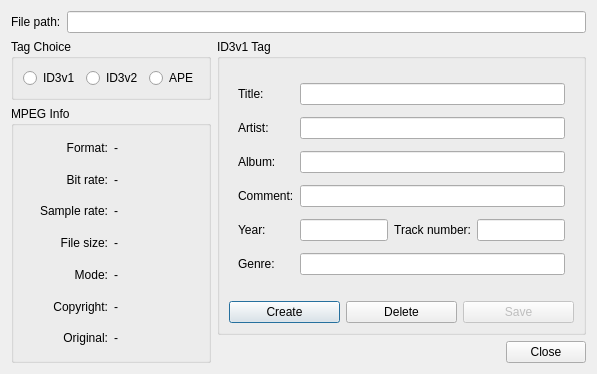
Old version of the form src/plugins/Input/mad/detailsdialog.ui in the repository ksv1986/qmmp-staging.
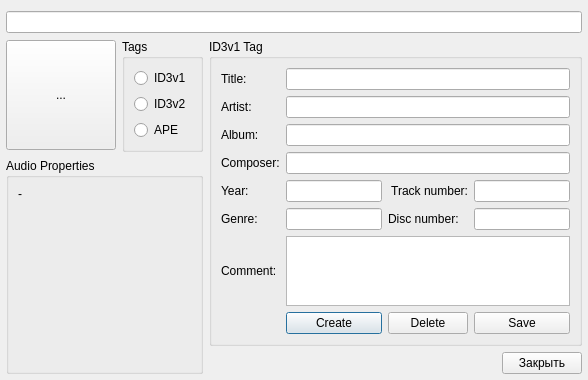
New version of the form. Icons and pictures are not drawn.

Commit message: mpeg plugin: changed detailes dialog

What changed in the file:
```diff
--- a/src/plugins/Input/mad/detailsdialog.ui
+++ b/src/plugins/Input/mad/detailsdialog.ui
@@ -6,55 +6,64 @@
    <rect>
     <x>0</x>
     <y>0</y>
-    <width>597</width>
-    <height>374</height>
+    <width>588</width>
+    <height>371</height>
    </rect>
   </property>
-  <property name="sizePolicy">
-   <sizepolicy hsizetype="Expanding" vsizetype="Preferred">
-    <horstretch>0</horstretch>
-    <verstretch>0</verstretch>
-   </sizepolicy>
-  </property>
   <property name="windowTitle">
    <string>Details</string>
   </property>
-  <layout class="QGridLayout">
-   <item row="0" column="0" colspan="3">
-    <layout class="QHBoxLayout">
-     <item>
-      <widget class="QLabel" name="label_28">
-       <property name="text">
-        <string>File path:</string>
-       </property>
-       <property name="alignment">
-        <set>Qt::AlignLeading|Qt::AlignLeft|Qt::AlignVCenter</set>
-       </property>
-      </widget>
-     </item>
-     <item>
-      <widget class="QLineEdit" name="pathLineEdit">
-       <property name="readOnly">
+  <layout class="QGridLayout" name="gridLayout">
+   <property name="leftMargin">
+    <number>6</number>
+   </property>
+   <property name="rightMargin">
+    <number>6</number>
+   </property>
+   <property name="bottomMargin">
+    <number>6</number>
+   </property>
+   <item row="0" column="0" colspan="4">
+    <widget class="QLineEdit" name="pathLineEdit"/>
+   </item>
+   <item row="1" column="0">
+    <widget class="QToolButton" name="toolButton">
+     <property name="enabled">
         <bool>true</bool>
        </property>
-      </widget>
-     </item>
-    </layout>
-   </item>
-   <item row="1" column="0" rowspan="2">
-    <layout class="QVBoxLayout">
-     <item>
-      <widget class="QGroupBox" name="groupBox_3">
-       <property name="sizePolicy">
-        <sizepolicy hsizetype="Preferred" vsizetype="Fixed">
-         <horstretch>0</horstretch>
-         <verstretch>0</verstretch>
-        </sizepolicy>
-       </property>
+     <property name="minimumSize">
+      <size>
+       <width>110</width>
+       <height>110</height>
+      </size>
+     </property>
+     <property name="maximumSize">
+      <size>
+       <width>110</width>
+       <height>110</height>
+      </size>
+     </property>
+     <property name="text">
+      <string>...</string>
+     </property>
+     <property name="icon">
+      <iconset>
+       <normaloff>:/crematory.jpg</normaloff>:/crematory.jpg</iconset>
+     </property>
+     <property name="iconSize">
+      <size>
+       <width>100</width>
+       <height>100</height>
+      </size>
+     </property>
+    </widget>
+   </item>
+   <item row="1" column="1">
+    <widget class="QGroupBox" name="groupBox">
        <property name="title">
-        <string>Tag Choice</string>
-       </property>
-       <layout class="QHBoxLayout">
+      <string>Tags</string>
+     </property>
+     <layout class="QVBoxLayout" name="verticalLayout_3">
         <item>
          <widget class="QRadioButton" name="id3v1RadioButton">
           <property name="text">
@@ -79,165 +88,27 @@
        </layout>
       </widget>
      </item>
-     <item>
-      <widget class="QGroupBox" name="groupBox">
-       <property name="minimumSize">
-        <size>
-         <width>200</width>
-         <height>16</height>
-        </size>
-       </property>
-       <property name="title">
-        <string>MPEG Info</string>
-       </property>
-       <layout class="QGridLayout">
-        <item row="0" column="0">
-         <widget class="QLabel" name="label">
-          <property name="text">
-           <string>Format:</string>
-          </property>
-          <property name="textFormat">
-           <enum>Qt::AutoText</enum>
-          </property>
-          <property name="alignment">
-           <set>Qt::AlignRight|Qt::AlignTrailing|Qt::AlignVCenter</set>
-          </property>
-         </widget>
-        </item>
-        <item row="0" column="1">
-         <widget class="QLabel" name="levelLabel">
-          <property name="text">
-           <string>-</string>
-          </property>
-         </widget>
-        </item>
-        <item row="1" column="0">
-         <widget class="QLabel" name="label_2">
-          <property name="text">
-           <string>Bit rate:</string>
-          </property>
-          <property name="alignment">
-           <set>Qt::AlignRight|Qt::AlignTrailing|Qt::AlignVCenter</set>
-          </property>
-         </widget>
-        </item>
-        <item row="1" column="1">
-         <widget class="QLabel" name="bitRateLabel">
-          <property name="text">
-           <string>-</string>
-          </property>
-         </widget>
-        </item>
-        <item row="2" column="0">
-         <widget class="QLabel" name="label_3">
-          <property name="text">
-           <string>Sample rate:</string>
-          </property>
-          <property name="alignment">
-           <set>Qt::AlignRight|Qt::AlignTrailing|Qt::AlignVCenter</set>
-          </property>
-         </widget>
-        </item>
-        <item row="2" column="1">
-         <widget class="QLabel" name="sampleRateLabel">
-          <property name="text">
-           <string>-</string>
-          </property>
-         </widget>
-        </item>
-        <item row="3" column="0">
-         <widget class="QLabel" name="label_5">
-          <property name="text">
-           <string>File size:</string>
-          </property>
-          <property name="alignment">
-           <set>Qt::AlignRight|Qt::AlignTrailing|Qt::AlignVCenter</set>
-          </property>
-         </widget>
-        </item>
-        <item row="3" column="1">
-         <widget class="QLabel" name="fileSizeLabel">
-          <property name="text">
-           <string>-</string>
-          </property>
-         </widget>
-        </item>
-        <item row="4" column="0">
-         <widget class="QLabel" name="label_6">
-          <property name="text">
-           <string>Mode:</string>
-          </property>
-          <property name="alignment">
-           <set>Qt::AlignRight|Qt::AlignTrailing|Qt::AlignVCenter</set>
-          </property>
-         </widget>
-        </item>
-        <item row="4" column="1">
-         <widget class="QLabel" name="modeLabel">
-          <property name="text">
-           <string>-</string>
-          </property>
-         </widget>
-        </item>
-        <item row="5" column="0">
-         <widget class="QLabel" name="label_8">
-          <property name="text">
-           <string>Copyright:</string>
-          </property>
-          <property name="alignment">
-           <set>Qt::AlignRight|Qt::AlignTrailing|Qt::AlignVCenter</set>
-          </property>
-         </widget>
-        </item>
-        <item row="5" column="1">
-         <widget class="QLabel" name="copyrightLabel">
-          <property name="text">
-           <string>-</string>
-          </property>
-         </widget>
-        </item>
-        <item row="6" column="0">
-         <widget class="QLabel" name="label_9">
-          <property name="text">
-           <string>Original:</string>
-          </property>
-          <property name="alignment">
-           <set>Qt::AlignRight|Qt::AlignTrailing|Qt::AlignVCenter</set>
-          </property>
-         </widget>
-        </item>
-        <item row="6" column="1">
-         <widget class="QLabel" name="originalLabel">
-          <property name="text">
-           <string>-</string>
-          </property>
-         </widget>
-        </item>
-       </layout>
-      </widget>
-     </item>
-    </layout>
-   </item>
-   <item row="1" column="1" colspan="2">
+   <item row="1" column="2" rowspan="2" colspan="2">
     <widget class="QGroupBox" name="tagGroupBox">
      <property name="title">
       <string>ID3v1 Tag</string>
      </property>
-     <layout class="QGridLayout">
-      <item row="0" column="0" colspan="3">
-       <widget class="QWidget" name="tagsWidget" native="true">
-        <property name="enabled">
-         <bool>true</bool>
-        </property>
+     <layout class="QGridLayout" name="gridLayout_3">
+      <item row="7" column="4" colspan="3">
+       <widget class="QTextBrowser" name="commentBrowser"/>
+      </item>
+      <item row="5" column="6">
+       <widget class="QLineEdit" name="trackLineEdit">
         <property name="sizePolicy">
-         <sizepolicy hsizetype="Ignored" vsizetype="Preferred">
+         <sizepolicy hsizetype="Expanding" vsizetype="Fixed">
           <horstretch>0</horstretch>
           <verstretch>0</verstretch>
          </sizepolicy>
         </property>
-        <layout class="QGridLayout">
-         <item row="0" column="0">
-          <widget class="QLabel" name="label_21">
+       </widget>
+      </item>
+      <item row="5" column="5">
+       <widget class="QLabel" name="label_42">
            <property name="sizePolicy">
             <sizepolicy hsizetype="Preferred" vsizetype="Preferred">
              <horstretch>0</horstretch>
@@ -245,25 +116,18 @@
             </sizepolicy>
            </property>
            <property name="text">
-            <string>Title:</string>
+         <string>Track number:</string>
            </property>
            <property name="alignment">
-            <set>Qt::AlignLeading|Qt::AlignLeft|Qt::AlignVCenter</set>
+         <set>Qt::AlignRight|Qt::AlignTrailing|Qt::AlignVCenter</set>
            </property>
           </widget>
          </item>
-         <item row="0" column="1" colspan="3">
-          <widget class="QLineEdit" name="titleLineEdit">
-           <property name="sizePolicy">
-            <sizepolicy hsizetype="Expanding" vsizetype="Fixed">
-             <horstretch>0</horstretch>
-             <verstretch>0</verstretch>
-            </sizepolicy>
-           </property>
-          </widget>
-         </item>
-         <item row="1" column="0">
-          <widget class="QLabel" name="label_22">
+      <item row="6" column="6">
+       <widget class="QLineEdit" name="discLineEdit"/>
+      </item>
+      <item row="2" column="2">
+       <widget class="QLabel" name="label_43">
            <property name="sizePolicy">
             <sizepolicy hsizetype="Preferred" vsizetype="Preferred">
              <horstretch>0</horstretch>
@@ -278,70 +142,11 @@
            </property>
           </widget>
          </item>
-         <item row="1" column="1" colspan="3">
-          <widget class="QLineEdit" name="artistLineEdit">
-           <property name="sizePolicy">
-            <sizepolicy hsizetype="Expanding" vsizetype="Fixed">
-             <horstretch>0</horstretch>
-             <verstretch>0</verstretch>
-            </sizepolicy>
-           </property>
-          </widget>
-         </item>
-         <item row="2" column="0">
-          <widget class="QLabel" name="label_23">
-           <property name="sizePolicy">
-            <sizepolicy hsizetype="Preferred" vsizetype="Preferred">
-             <horstretch>0</horstretch>
-             <verstretch>0</verstretch>
-            </sizepolicy>
-           </property>
-           <property name="text">
-            <string>Album:</string>
-           </property>
-           <property name="alignment">
-            <set>Qt::AlignLeading|Qt::AlignLeft|Qt::AlignVCenter</set>
-           </property>
-          </widget>
-         </item>
-         <item row="2" column="1" colspan="3">
-          <widget class="QLineEdit" name="albumLineEdit">
-           <property name="sizePolicy">
-            <sizepolicy hsizetype="Expanding" vsizetype="Fixed">
-             <horstretch>0</horstretch>
-             <verstretch>0</verstretch>
-            </sizepolicy>
-           </property>
-          </widget>
-         </item>
-         <item row="3" column="0">
-          <widget class="QLabel" name="label_24">
-           <property name="sizePolicy">
-            <sizepolicy hsizetype="Preferred" vsizetype="Preferred">
-             <horstretch>0</horstretch>
-             <verstretch>0</verstretch>
-            </sizepolicy>
-           </property>
-           <property name="text">
-            <string>Comment:</string>
-           </property>
-           <property name="alignment">
-            <set>Qt::AlignLeading|Qt::AlignLeft|Qt::AlignVCenter</set>
-           </property>
-          </widget>
-         </item>
-         <item row="3" column="1" colspan="3">
-          <widget class="QLineEdit" name="commentLineEdit">
-           <property name="sizePolicy">
-            <sizepolicy hsizetype="Expanding" vsizetype="Fixed">
-             <horstretch>0</horstretch>
-             <verstretch>0</verstretch>
-            </sizepolicy>
-           </property>
-          </widget>
-         </item>
-         <item row="4" column="0">
-          <widget class="QLabel" name="label_25">
+      <item row="4" column="4" colspan="3">
+       <widget class="QLineEdit" name="composerLineEdit"/>
+      </item>
+      <item row="5" column="2">
+       <widget class="QLabel" name="label_44">
            <property name="sizePolicy">
             <sizepolicy hsizetype="Preferred" vsizetype="Preferred">
              <horstretch>0</horstretch>
@@ -356,60 +161,24 @@
            </property>
           </widget>
          </item>
-         <item row="4" column="1">
-          <widget class="QLineEdit" name="yearLineEdit">
+      <item row="3" column="2">
+       <widget class="QLabel" name="label_45">
            <property name="sizePolicy">
-            <sizepolicy hsizetype="Expanding" vsizetype="Fixed">
-             <horstretch>0</horstretch>
-             <verstretch>0</verstretch>
-            </sizepolicy>
-           </property>
-          </widget>
-         </item>
-         <item row="4" column="2">
-          <widget class="QLabel" name="label_26">
-           <property name="sizePolicy">
             <sizepolicy hsizetype="Preferred" vsizetype="Preferred">
              <horstretch>0</horstretch>
              <verstretch>0</verstretch>
             </sizepolicy>
            </property>
            <property name="text">
-            <string>Track number:</string>
-           </property>
-           <property name="alignment">
-            <set>Qt::AlignRight|Qt::AlignTrailing|Qt::AlignVCenter</set>
-           </property>
-          </widget>
-         </item>
-         <item row="4" column="3">
-          <widget class="QLineEdit" name="trackLineEdit">
-           <property name="sizePolicy">
-            <sizepolicy hsizetype="Expanding" vsizetype="Fixed">
-             <horstretch>0</horstretch>
-             <verstretch>0</verstretch>
-            </sizepolicy>
-           </property>
-          </widget>
-         </item>
-         <item row="5" column="0">
-          <widget class="QLabel" name="label_27">
-           <property name="sizePolicy">
-            <sizepolicy hsizetype="Preferred" vsizetype="Preferred">
-             <horstretch>0</horstretch>
-             <verstretch>0</verstretch>
-            </sizepolicy>
-           </property>
-           <property name="text">
-            <string>Genre:</string>
+         <string>Album:</string>
            </property>
            <property name="alignment">
             <set>Qt::AlignLeading|Qt::AlignLeft|Qt::AlignVCenter</set>
            </property>
           </widget>
          </item>
-         <item row="5" column="1" colspan="3">
-          <widget class="QLineEdit" name="genreLineEdit">
+      <item row="2" column="4" colspan="3">
+       <widget class="QLineEdit" name="artistLineEdit">
            <property name="sizePolicy">
             <sizepolicy hsizetype="Expanding" vsizetype="Fixed">
              <horstretch>0</horstretch>
@@ -418,46 +187,124 @@
            </property>
           </widget>
          </item>
-        </layout>
-       </widget>
-      </item>
-      <item row="1" column="0">
+      <item row="8" column="4">
        <widget class="QPushButton" name="createButton">
-        <property name="sizePolicy">
-         <sizepolicy hsizetype="Expanding" vsizetype="Fixed">
-          <horstretch>0</horstretch>
-          <verstretch>0</verstretch>
-         </sizepolicy>
-        </property>
         <property name="text">
          <string>Create</string>
         </property>
        </widget>
       </item>
-      <item row="1" column="1">
+      <item row="8" column="5">
        <widget class="QPushButton" name="deleteButton">
-        <property name="sizePolicy">
-         <sizepolicy hsizetype="Expanding" vsizetype="Fixed">
-          <horstretch>0</horstretch>
-          <verstretch>0</verstretch>
-         </sizepolicy>
-        </property>
         <property name="text">
          <string>Delete</string>
         </property>
        </widget>
       </item>
+      <item row="5" column="4">
+       <widget class="QLineEdit" name="yearLineEdit">
+        <property name="sizePolicy">
+         <sizepolicy hsizetype="Expanding" vsizetype="Fixed">
+          <horstretch>0</horstretch>
+          <verstretch>0</verstretch>
+         </sizepolicy>
+        </property>
+       </widget>
+      </item>
+      <item row="1" column="4" colspan="3">
+       <widget class="QLineEdit" name="titleLineEdit">
+        <property name="sizePolicy">
+         <sizepolicy hsizetype="Expanding" vsizetype="Fixed">
+          <horstretch>0</horstretch>
+          <verstretch>0</verstretch>
+         </sizepolicy>
+        </property>
+       </widget>
+      </item>
+      <item row="6" column="2">
+       <widget class="QLabel" name="label_46">
+        <property name="sizePolicy">
+         <sizepolicy hsizetype="Preferred" vsizetype="Preferred">
+          <horstretch>0</horstretch>
+          <verstretch>0</verstretch>
+         </sizepolicy>
+        </property>
+        <property name="text">
+         <string>Genre:</string>
+        </property>
+        <property name="alignment">
+         <set>Qt::AlignLeading|Qt::AlignLeft|Qt::AlignVCenter</set>
+        </property>
+       </widget>
+      </item>
+      <item row="6" column="4">
+       <widget class="QLineEdit" name="genreLineEdit">
+        <property name="sizePolicy">
+         <sizepolicy hsizetype="Expanding" vsizetype="Fixed">
+          <horstretch>0</horstretch>
+          <verstretch>0</verstretch>
+         </sizepolicy>
+        </property>
+       </widget>
+      </item>
+      <item row="6" column="5">
+       <widget class="QLabel" name="label_11">
+        <property name="text">
+         <string>Disc number:</string>
+        </property>
+       </widget>
+      </item>
       <item row="1" column="2">
+       <widget class="QLabel" name="label_47">
+        <property name="sizePolicy">
+         <sizepolicy hsizetype="Preferred" vsizetype="Preferred">
+          <horstretch>0</horstretch>
+          <verstretch>0</verstretch>
+         </sizepolicy>
+        </property>
+        <property name="text">
+         <string>Title:</string>
+        </property>
+        <property name="alignment">
+         <set>Qt::AlignLeading|Qt::AlignLeft|Qt::AlignVCenter</set>
+        </property>
+       </widget>
+      </item>
+      <item row="4" column="2" colspan="2">
+       <widget class="QLabel" name="label_8">
+        <property name="text">
+         <string>Composer:</string>
+        </property>
+       </widget>
+      </item>
+      <item row="3" column="4" colspan="3">
+       <widget class="QLineEdit" name="albumLineEdit">
+        <property name="sizePolicy">
+         <sizepolicy hsizetype="Expanding" vsizetype="Fixed">
+          <horstretch>0</horstretch>
+          <verstretch>0</verstretch>
+         </sizepolicy>
+        </property>
+       </widget>
+      </item>
+      <item row="7" column="2" colspan="2">
+       <widget class="QLabel" name="label_48">
+        <property name="sizePolicy">
+         <sizepolicy hsizetype="Preferred" vsizetype="Preferred">
+          <horstretch>0</horstretch>
+          <verstretch>0</verstretch>
+         </sizepolicy>
+        </property>
+        <property name="text">
+         <string>Comment:</string>
+        </property>
+        <property name="alignment">
+         <set>Qt::AlignLeading|Qt::AlignLeft|Qt::AlignVCenter</set>
+        </property>
+       </widget>
+      </item>
+      <item row="8" column="6">
        <widget class="QPushButton" name="saveButton">
-        <property name="enabled">
-         <bool>false</bool>
-        </property>
-        <property name="sizePolicy">
-         <sizepolicy hsizetype="Expanding" vsizetype="Fixed">
-          <horstretch>0</horstretch>
-          <verstretch>0</verstretch>
-         </sizepolicy>
-        </property>
         <property name="text">
          <string>Save</string>
         </property>
@@ -466,23 +313,54 @@
      </layout>
     </widget>
    </item>
-   <item row="2" column="1">
-    <spacer>
+   <item row="2" column="0" rowspan="2" colspan="2">
+    <widget class="QGroupBox" name="groupBox_2">
+     <property name="sizePolicy">
+      <sizepolicy hsizetype="Expanding" vsizetype="Expanding">
+       <horstretch>0</horstretch>
+       <verstretch>0</verstretch>
+      </sizepolicy>
+     </property>
+     <property name="minimumSize">
+      <size>
+       <width>0</width>
+       <height>0</height>
+      </size>
+     </property>
+     <property name="title">
+      <string>Audio Properties</string>
+     </property>
+     <layout class="QVBoxLayout" name="verticalLayout">
+      <item>
+       <widget class="QLabel" name="propertiesLabel">
+        <property name="text">
+         <string>-</string>
+        </property>
+        <property name="alignment">
+         <set>Qt::AlignLeading|Qt::AlignLeft|Qt::AlignTop</set>
+        </property>
+       </widget>
+      </item>
+     </layout>
+    </widget>
+   </item>
+   <item row="3" column="2">
+    <spacer name="horizontalSpacer">
      <property name="orientation">
       <enum>Qt::Horizontal</enum>
      </property>
      <property name="sizeHint" stdset="0">
       <size>
-       <width>111</width>
+       <width>312</width>
        <height>20</height>
       </size>
      </property>
     </spacer>
    </item>
-   <item row="2" column="2">
-    <widget class="QPushButton" name="pushButton_3">
+   <item row="3" column="3">
+    <widget class="QPushButton" name="closeButton">
      <property name="text">
-      <string>Close</string>
+      <string>Закрыть</string>
      </property>
     </widget>
    </item>
```
Left out of the diff: 14 changed lines with no effect on the pictures. Lines whose indentation alone changed are shown as unchanged. The commit also changes 2 other files.
